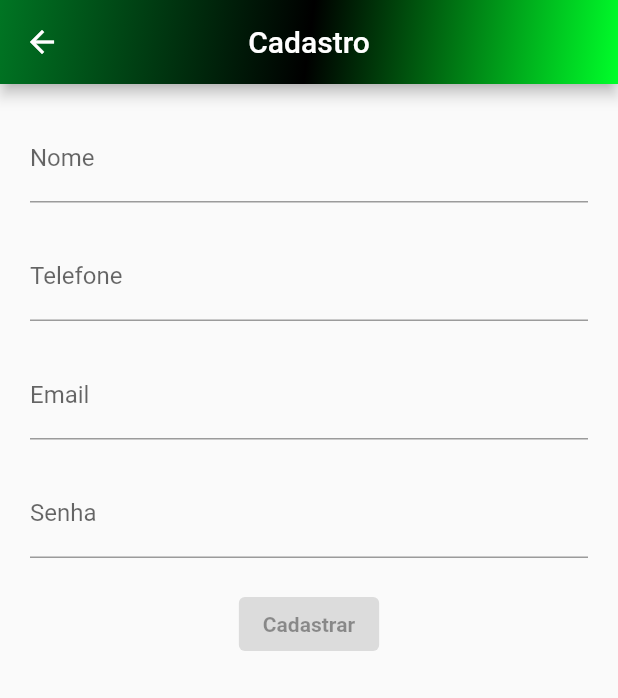
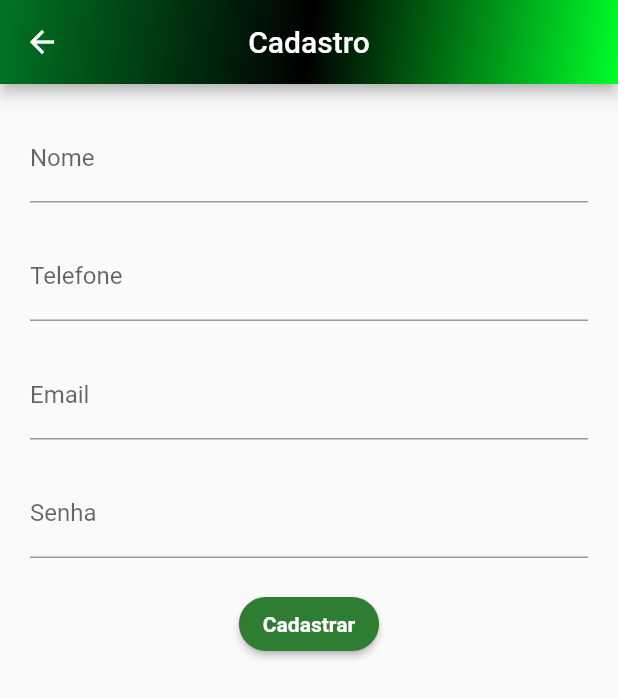
Before and after one commit to GFRrank/projeto_validad, a Flutter app: the CadastroApp screen opened by its route, on a phone screen of 412 x 824 dp. Shown: the top 698 px of the screen. Run offline on Flutter 3.47's test engine with Material 2 defaults, Android fonts, the phone set to English and light mode, and no system bars; our stand-ins replace cloud_firestore, device_preview, firebase_auth, firebase_core, firebase_database; missing offline and left inert: spreadsheet_decoder; accounts and stored records are empty.

Commit message:
Cadastro Funcional

```diff
--- a/lib/view/Cadastro/Autentificação_view.dart
+++ b/lib/view/Cadastro/Autentificação_view.dart
@@ -20,7 +20,7 @@ class _AutenticacaoState extends State<Autenticacao> {
         flexibleSpace: degradeVerde(),
         centerTitle: true,
         title: Text('Autenticação'),
-        ),
+      ),
       body: Form(
         key: _formKey,
         child: Container(
--- a/lib/view/Cadastro/CadastroApp.dart
+++ b/lib/view/Cadastro/CadastroApp.dart
@@ -1,6 +1,5 @@
 import 'package:flutter/material.dart';
-import 'package:syncfusion_flutter_xlsio/xlsio.dart';
-
+import '../../controller/login_controller.dart';
 import '../../main.dart';
 
 class CadastroApp extends StatefulWidget {
@@ -25,6 +24,10 @@ class CadastroApp extends StatefulWidget {
 }
 */
 class _CadastroAppState extends State<CadastroApp> {
+  var txtEmail = TextEditingController();
+  var txtNome = TextEditingController();
+  var txtPhone = TextEditingController();
+  var txtSenha = TextEditingController();
 
   @override
   Widget build(BuildContext context) {
@@ -35,37 +38,48 @@ class _CadastroAppState extends State<CadastroApp> {
         centerTitle: true,
         title: const Text('Cadastro'),
       ),
-      body: const Column(
+      body: Column(
         children: [
           Padding(
             padding: EdgeInsets.only(left: 20, right: 20, top: 20),
             child: TextField(
+              controller: txtNome,
               decoration: InputDecoration(labelText: 'Nome'),
             ),
           ),
           Padding(
             padding: EdgeInsets.only(left: 20, right: 20, top: 20),
             child: TextField(
+              controller: txtPhone,
               decoration: InputDecoration(labelText: 'Telefone'),
             ),
           ),
           Padding(
             padding: EdgeInsets.only(left: 20, right: 20, top: 20),
             child: TextField(
+              controller: txtEmail,
               decoration: InputDecoration(labelText: 'Email'),
             ),
           ),
           Padding(
             padding: EdgeInsets.only(left: 20, right: 20, top: 20),
             child: TextField(
-              decoration: InputDecoration(labelText: 'Senha'),
+              controller: txtSenha,
+              decoration: InputDecoration(labelText: 'Senha',),
+              obscureText: true,
             ),
           ),
           Padding(
             padding: EdgeInsets.only(left: 20, right: 20, top: 20),
             child: ElevatedButton(
               onPressed: () {
-
+                LoginController().criarConta(
+                  context,
+                  txtNome.text,
+                  txtEmail.text,
+                  txtSenha.text,
+                );
+                Navigator.pushReplacementNamed(context, 'Login');
               },
               style: ElevatedButton.styleFrom(
                 backgroundColor: Colors.green[800],
```
